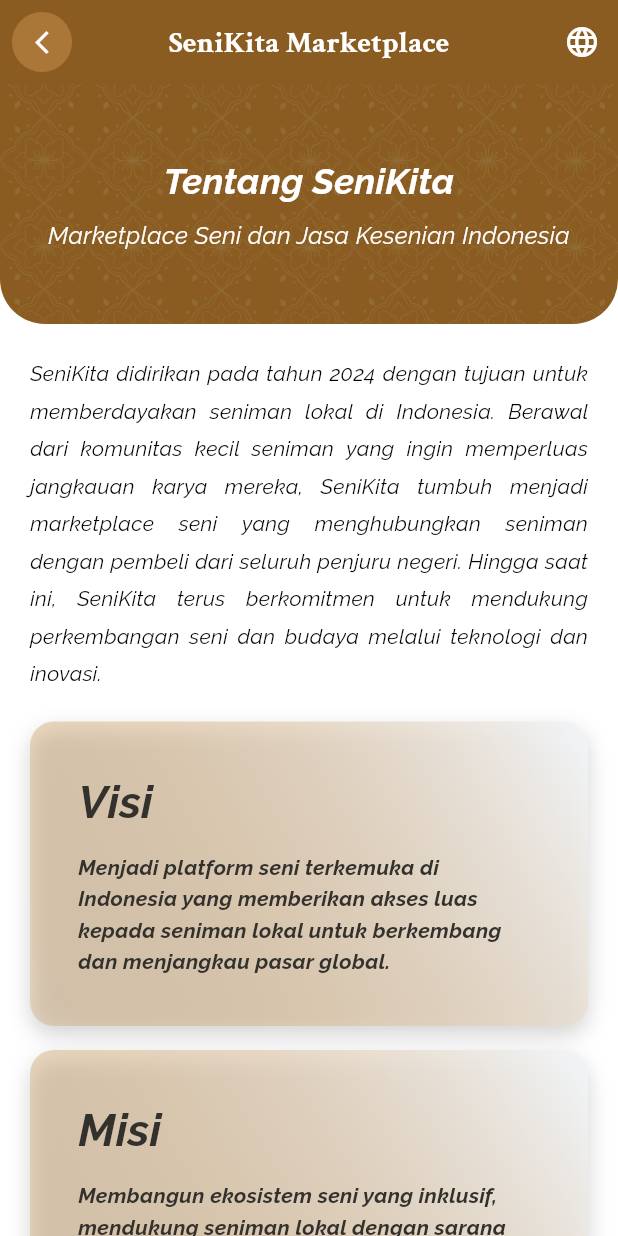
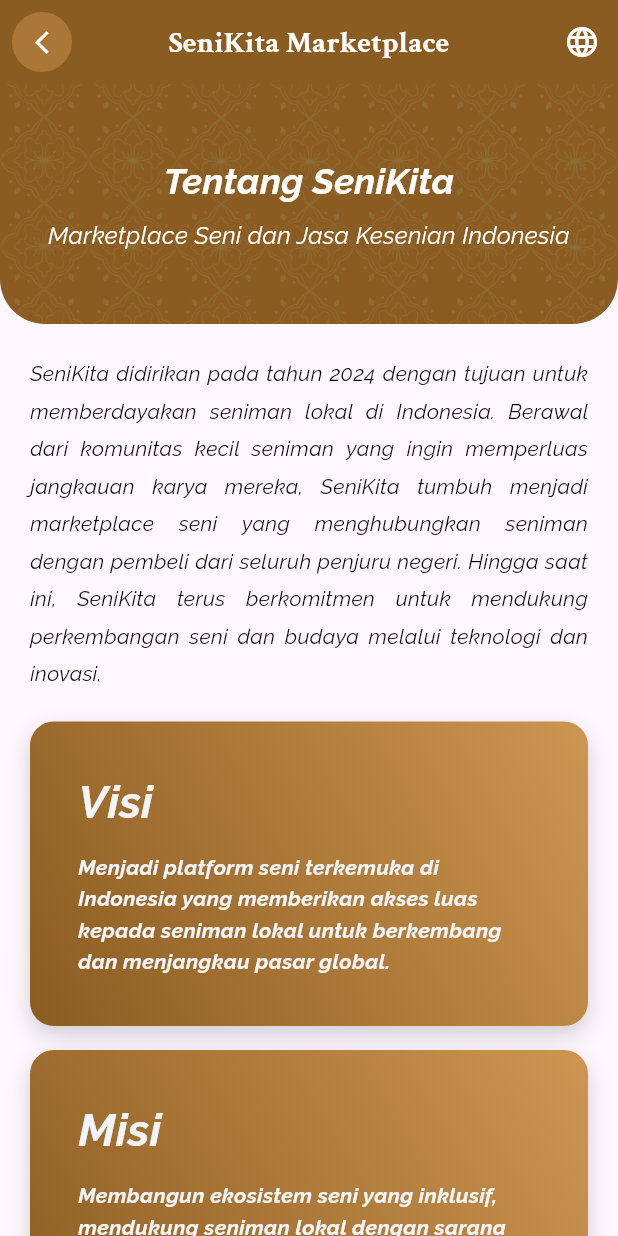
Before and after one commit to rickyprimay/senikita_edu_flutter, a Flutter app: the SeniKitaScreen screen opened by its route, on a phone screen of 412 x 824 dp. Run offline on Flutter 3.47's test engine with Material 3 defaults, Android fonts, the phone set to English and light mode, and no system bars; drawn by our look-alikes of toastification; our stand-ins replace another_flushbar, cached_network_image, flutter_gemini, flutter_svg, fluttertoast, google_sign_in and 6 more; missing offline and left inert: flutter_lightbox; accounts and stored records are empty; project files that could hold a hidden picture were left out.

Commit message:
edit card view on senikita marketplace screen

```diff
--- a/lib/view/senikita/senikita_screen.dart
+++ b/lib/view/senikita/senikita_screen.dart
@@ -26,7 +26,6 @@ class _SeniKitaScreenState extends State<SeniKitaScreen> {
   @override
   Widget build(BuildContext context) {
     return Scaffold(
-      backgroundColor: Colors.white,
       appBar: AppBar(
         backgroundColor: AppColors.primary,
         centerTitle: true,
@@ -166,7 +165,7 @@ class _SeniKitaScreenState extends State<SeniKitaScreen> {
           ),
         ],
         gradient: LinearGradient(
-          colors: [AppColors.tertiary.withAlpha(77), AppColors.greyCustom],
+          colors: [AppColors.primary, AppColors.tertiary],
           begin: Alignment.bottomLeft,
           end: Alignment.topRight,
         ),
@@ -180,14 +179,14 @@ class _SeniKitaScreenState extends State<SeniKitaScreen> {
               title,
               style: AppFont.ralewayHeaderMedium.copyWith(
                 fontWeight: FontWeight.bold,
-                color: AppColors.secondary,
+                color: AppColors.greyCustom,
               ),
             ),
             const SizedBox(height: 12),
             Text(
               description,
               style: AppFont.ralewaySubtitle.copyWith(
-                color: AppColors.secondary,
+                color: AppColors.greyCustom,
                 fontSize: 14,
                 height: 1.5,
               ),
```
